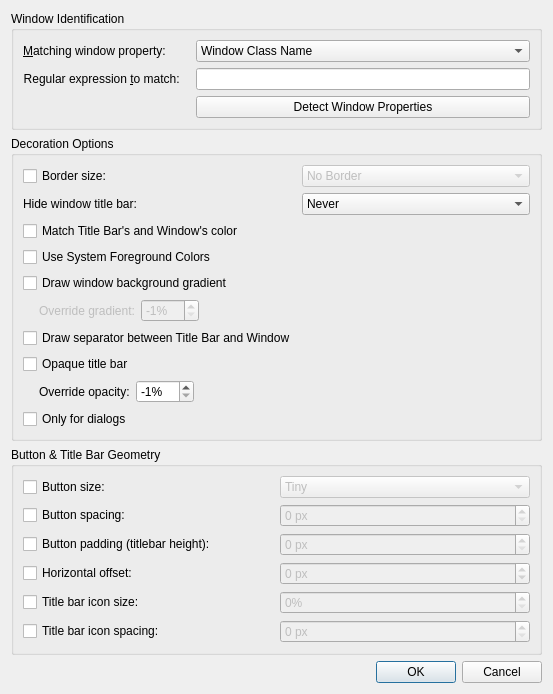
The window that config/ui/breezeexceptiondialog.ui (Rudraksh88/KustomBreezeEnhanced) describes before a commit, drawn with Qt 5.
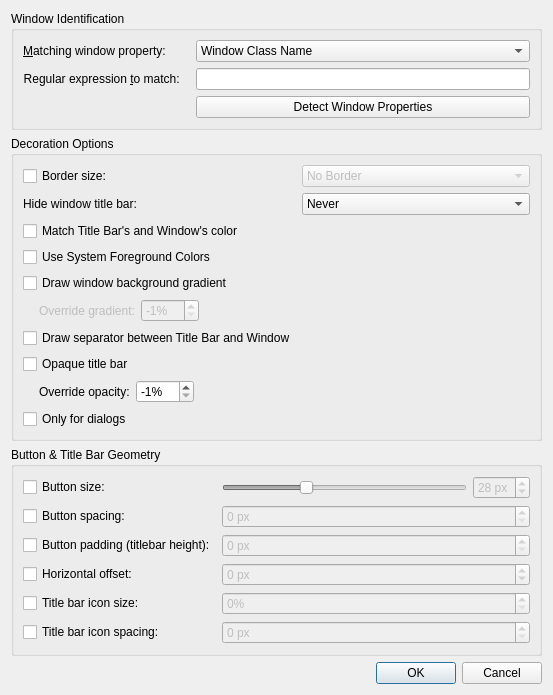
The same window after the commit.

Commit message:
feat: make window button size adjustable
Replace fixed presets with synchronized slider and spinbox controls, including legacy configuration migration. Keep the centered application icon independent from button geometry.

Patch:
```diff
--- a/config/ui/breezeexceptiondialog.ui
+++ b/config/ui/breezeexceptiondialog.ui
@@ -350,36 +350,46 @@
        </widget>
       </item>
       <item row="0" column="1">
-       <widget class="QComboBox" name="buttonSizeComboBox">
-        <property name="enabled">
-         <bool>false</bool>
-        </property>
+       <layout class="QHBoxLayout" name="buttonSizeLayout">
         <item>
-         <property name="text">
-          <string comment="@item:inlistbox Button size:">Tiny</string>
-         </property>
+         <widget class="QSlider" name="buttonSizeSlider">
+          <property name="enabled">
+           <bool>false</bool>
+          </property>
+          <property name="minimum">
+           <number>10</number>
+          </property>
+          <property name="maximum">
+           <number>64</number>
+          </property>
+          <property name="value">
+           <number>28</number>
+          </property>
+          <property name="orientation">
+           <enum>Qt::Horizontal</enum>
+          </property>
+         </widget>
         </item>
         <item>
-         <property name="text">
-          <string comment="@item:inlistbox Button size:">Small</string>
-         </property>
+         <widget class="QSpinBox" name="buttonSizeSpinBox">
+          <property name="enabled">
+           <bool>false</bool>
+          </property>
+          <property name="suffix">
+           <string> px</string>
+          </property>
+          <property name="minimum">
+           <number>10</number>
+          </property>
+          <property name="maximum">
+           <number>64</number>
+          </property>
+          <property name="value">
+           <number>28</number>
+          </property>
+         </widget>
         </item>
-        <item>
-         <property name="text">
-          <string comment="@item:inlistbox Button size:">Default</string>
-         </property>
-        </item>
-        <item>
-         <property name="text">
-          <string comment="@item:inlistbox Button size:">Large</string>
-         </property>
-        </item>
-        <item>
-         <property name="text">
-          <string comment="@item:inlistbox Button size:">Very Large</string>
-         </property>
-        </item>
-       </widget>
+       </layout>
       </item>
       <item row="1" column="0">
        <widget class="QCheckBox" name="buttonSpacingCheckBox">
```
Left out of the diff: 12 changed lines with no effect on the pictures. The commit also changes 8 other files.
